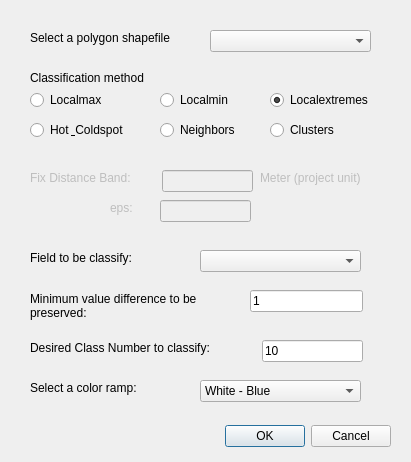
First picture: the form in aChor_dialog_base.ui, repository Ariel505/aChor, before the edit.
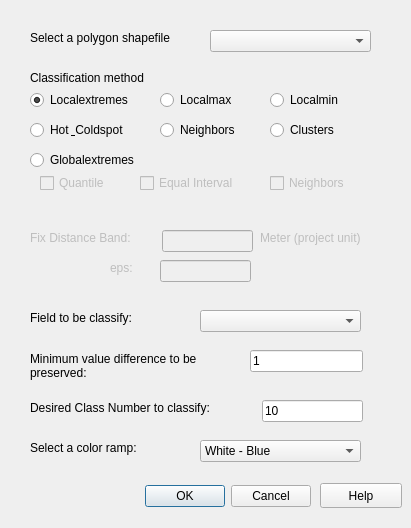
Second picture: the form after the edit.

```diff
--- a/aChor_dialog_base.ui
+++ b/aChor_dialog_base.ui
@@ -7,7 +7,7 @@
     <x>0</x>
     <y>0</y>
     <width>411</width>
-    <height>462</height>
+    <height>528</height>
    </rect>
   </property>
   <property name="windowTitle">
@@ -17,8 +17,8 @@
    <property name="geometry">
     <rect>
      <x>50</x>
-     <y>420</y>
-     <width>341</width>
+     <y>480</y>
+     <width>261</width>
      <height>32</height>
     </rect>
    </property>
@@ -56,7 +56,7 @@
    <property name="geometry">
     <rect>
      <x>30</x>
-     <y>340</y>
+     <y>400</y>
      <width>221</width>
      <height>16</height>
     </rect>
@@ -69,7 +69,7 @@
    <property name="geometry">
     <rect>
      <x>30</x>
-     <y>290</y>
+     <y>350</y>
      <width>191</width>
      <height>31</height>
     </rect>
@@ -85,7 +85,7 @@
    <property name="geometry">
     <rect>
      <x>30</x>
-     <y>250</y>
+     <y>310</y>
      <width>141</width>
      <height>16</height>
     </rect>
@@ -98,7 +98,7 @@
    <property name="geometry">
     <rect>
      <x>200</x>
-     <y>250</y>
+     <y>310</y>
      <width>161</width>
      <height>22</height>
     </rect>
@@ -108,7 +108,7 @@
    <property name="geometry">
     <rect>
      <x>30</x>
-     <y>380</y>
+     <y>440</y>
      <width>141</width>
      <height>16</height>
     </rect>
@@ -121,7 +121,7 @@
    <property name="geometry">
     <rect>
      <x>262</x>
-     <y>340</y>
+     <y>400</y>
      <width>101</width>
      <height>22</height>
     </rect>
@@ -134,7 +134,7 @@
    <property name="geometry">
     <rect>
      <x>250</x>
-     <y>290</y>
+     <y>350</y>
      <width>113</width>
      <height>22</height>
     </rect>
@@ -143,19 +143,6 @@
     <string>1</string>
    </property>
   </widget>
-  <widget class="QRadioButton" name="rdb1">
-   <property name="geometry">
-    <rect>
-     <x>30</x>
-     <y>90</y>
-     <width>95</width>
-     <height>20</height>
-    </rect>
-   </property>
-   <property name="text">
-    <string>Localmax</string>
-   </property>
-  </widget>
   <widget class="QRadioButton" name="rdb2">
    <property name="geometry">
     <rect>
@@ -166,16 +153,29 @@
     </rect>
    </property>
    <property name="text">
-    <string>Localmin</string>
+    <string>Localmax</string>
    </property>
   </widget>
   <widget class="QRadioButton" name="rdb3">
+   <property name="geometry">
+    <rect>
+     <x>270</x>
+     <y>90</y>
+     <width>95</width>
+     <height>20</height>
+    </rect>
+   </property>
+   <property name="text">
+    <string>Localmin</string>
+   </property>
+  </widget>
+  <widget class="QRadioButton" name="rdb1">
    <property name="enabled">
     <bool>true</bool>
    </property>
    <property name="geometry">
     <rect>
-     <x>270</x>
+     <x>30</x>
      <y>90</y>
      <width>121</width>
      <height>20</height>
@@ -205,7 +205,7 @@
    <property name="geometry">
     <rect>
      <x>200</x>
-     <y>380</y>
+     <y>440</y>
      <width>161</width>
      <height>22</height>
     </rect>
@@ -246,7 +246,7 @@
    <property name="geometry">
     <rect>
      <x>30</x>
-     <y>170</y>
+     <y>230</y>
      <width>121</width>
      <height>16</height>
     </rect>
@@ -262,7 +262,7 @@
    <property name="geometry">
     <rect>
      <x>162</x>
-     <y>170</y>
+     <y>230</y>
      <width>91</width>
      <height>22</height>
     </rect>
@@ -275,7 +275,7 @@
    <property name="geometry">
     <rect>
      <x>260</x>
-     <y>170</y>
+     <y>230</y>
      <width>141</width>
      <height>16</height>
     </rect>
@@ -313,6 +313,22 @@
     <bool>true</bool>
    </property>
   </widget>
+  <widget class="QRadioButton" name="rdb7">
+   <property name="geometry">
+    <rect>
+     <x>30</x>
+     <y>150</y>
+     <width>151</width>
+     <height>20</height>
+    </rect>
+   </property>
+   <property name="text">
+    <string>Globalextremes</string>
+   </property>
+   <property name="autoExclusive">
+    <bool>false</bool>
+   </property>
+  </widget>
   <widget class="QLabel" name="label_8">
    <property name="enabled">
     <bool>false</bool>
@@ -320,7 +336,7 @@
    <property name="geometry">
     <rect>
      <x>110</x>
-     <y>200</y>
+     <y>260</y>
      <width>51</width>
      <height>16</height>
     </rect>
@@ -336,12 +352,85 @@
    <property name="geometry">
     <rect>
      <x>160</x>
-     <y>200</y>
+     <y>260</y>
      <width>91</width>
      <height>22</height>
     </rect>
    </property>
   </widget>
+  <widget class="QCheckBox" name="cb1">
+   <property name="enabled">
+    <bool>false</bool>
+   </property>
+   <property name="geometry">
+    <rect>
+     <x>40</x>
+     <y>170</y>
+     <width>91</width>
+     <height>26</height>
+    </rect>
+   </property>
+   <property name="text">
+    <string>Quantile</string>
+   </property>
+   <property name="checked">
+    <bool>false</bool>
+   </property>
+   <property name="autoExclusive">
+    <bool>true</bool>
+   </property>
+  </widget>
+  <widget class="QCheckBox" name="cb2">
+   <property name="enabled">
+    <bool>false</bool>
+   </property>
+   <property name="geometry">
+    <rect>
+     <x>140</x>
+     <y>170</y>
+     <width>111</width>
+     <height>26</height>
+    </rect>
+   </property>
+   <property name="text">
+    <string>Equal Interval</string>
+   </property>
+   <property name="autoExclusive">
+    <bool>true</bool>
+   </property>
+  </widget>
+  <widget class="QCheckBox" name="cb3">
+   <property name="enabled">
+    <bool>false</bool>
+   </property>
+   <property name="geometry">
+    <rect>
+     <x>270</x>
+     <y>170</y>
+     <width>91</width>
+     <height>26</height>
+    </rect>
+   </property>
+   <property name="text">
+    <string>Neighbors</string>
+   </property>
+   <property name="autoExclusive">
+    <bool>true</bool>
+   </property>
+  </widget>
+  <widget class="QPushButton" name="btn_help">
+   <property name="geometry">
+    <rect>
+     <x>320</x>
+     <y>483</y>
+     <width>82</width>
+     <height>25</height>
+    </rect>
+   </property>
+   <property name="text">
+    <string>Help</string>
+   </property>
+  </widget>
  </widget>
  <resources/>
  <connections>
```
Left out of the diff: 3 changed lines with no effect on the pictures.
